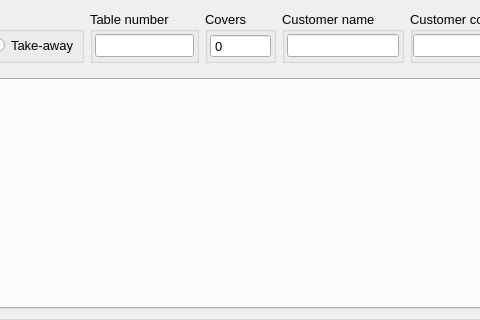
First picture: the form in App/Ui/OrderDialog2.ui, repository paolodestefani/pySagra, before the edit; both pictures show x 88 to 568 and y 0 to 320 of the 1265 by 465 pixel window.
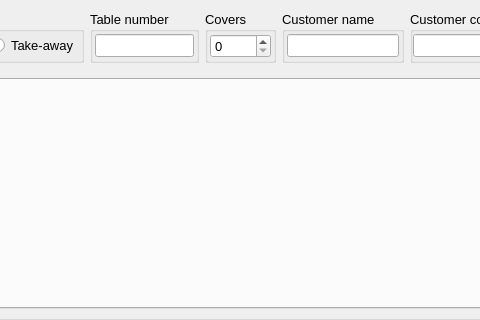
Second picture: the form after the edit.

Diff of the .ui file:
```diff
--- a/App/Ui/OrderDialog2.ui
+++ b/App/Ui/OrderDialog2.ui
@@ -119,7 +119,7 @@
         <item>
          <widget class="QSpinBox" name="spinBoxCovers">
           <property name="buttonSymbols">
-           <enum>QAbstractSpinBox::ButtonSymbols::NoButtons</enum>
+           <enum>QAbstractSpinBox::ButtonSymbols::UpDownArrows</enum>
           </property>
           <property name="minimum">
            <number>0</number>
```
